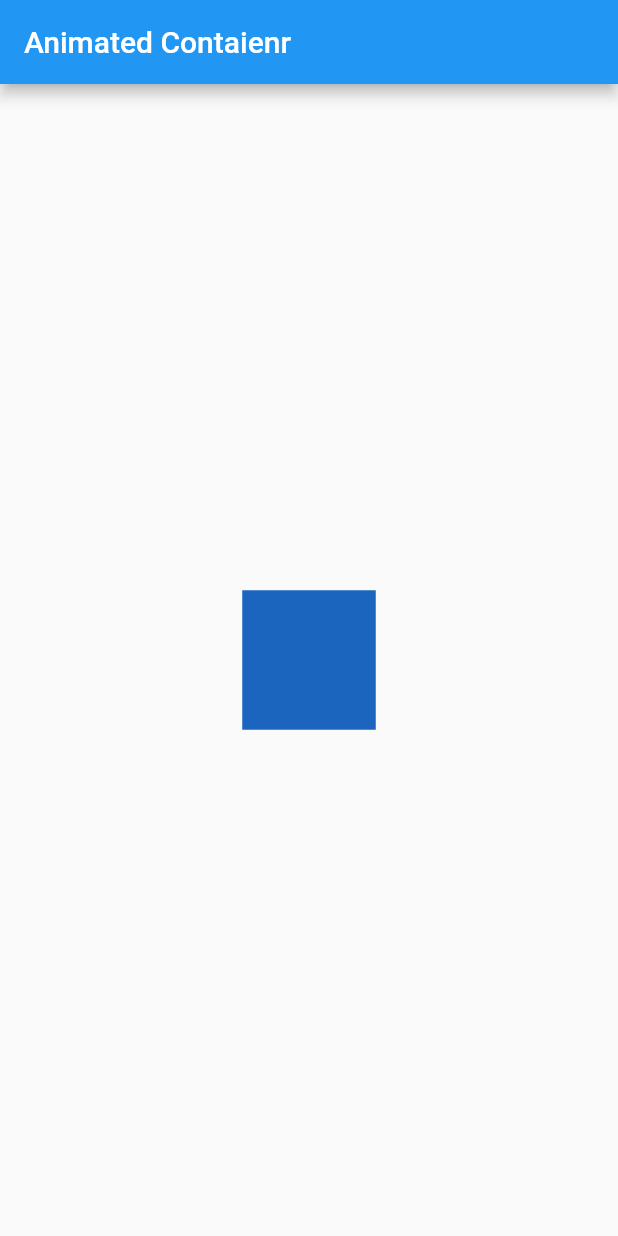
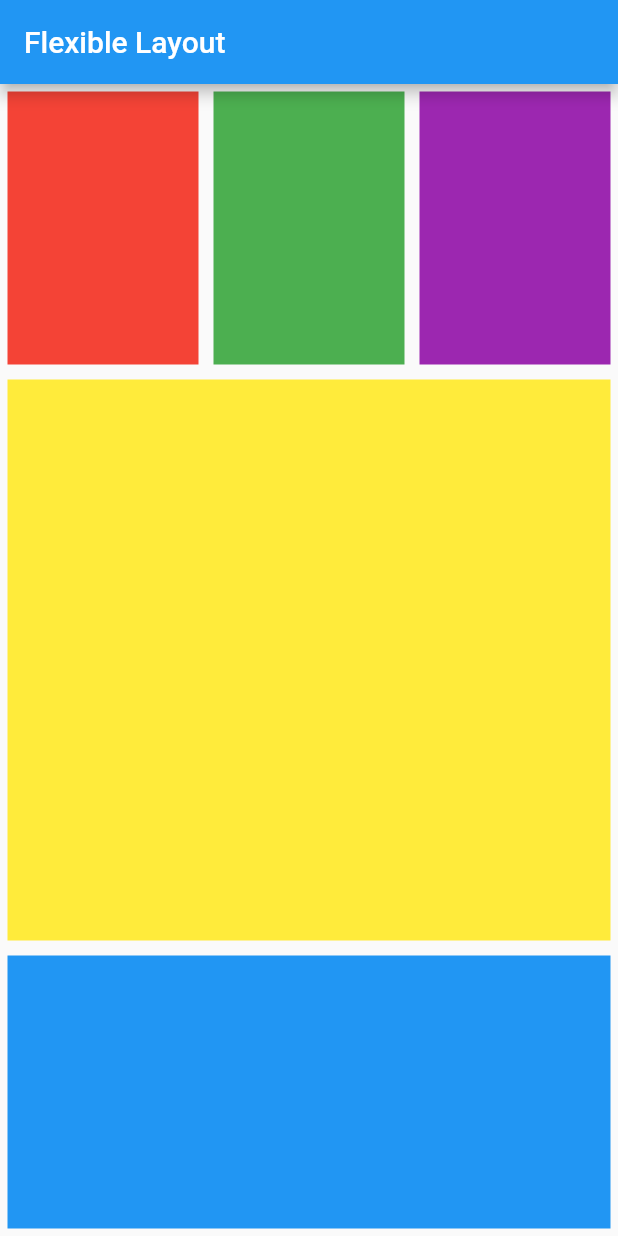
Before and after one commit to yogithesymbian/flutter_basic_to_advance, a Flutter app: the screen it shows after launch, on a phone screen of 412 x 824 dp. Run offline on Flutter 3.47's test engine with Material 2 defaults, Android fonts, the phone set to English and light mode, and no system bars.

Commit message:
FLEXIBLE LAYOUT

```diff
--- a/lib/main.dart
+++ b/lib/main.dart
@@ -4,34 +4,53 @@ import 'package:flutter/material.dart';
 
 void main() => runApp(MyApp());
 
-class MyApp extends StatefulWidget {
-  @override
-  _MyAppState createState() => _MyAppState();
-}
-
-class _MyAppState extends State<MyApp> {
-  Random random = Random();
-
+class MyApp extends StatelessWidget {
   @override
   Widget build(BuildContext context) {
     return MaterialApp(
       home: Scaffold(
         appBar: AppBar(
-          title: Text("Animated Contaienr"),
+          title: Text("Flexible Layout"),
         ),
-        body: Center(
-          child: GestureDetector(
-            onTap: () {
-              setState(() {});
-            },
-            child: AnimatedContainer(
-              color: Color.fromARGB(255, random.nextInt(256),
-                  random.nextInt(256), random.nextInt(256)),
-              duration: Duration(seconds: 1),
-              width: 50.0 + random.nextInt(101),
-              height: 50.0 + random.nextInt(101),
+        body: Column(
+          children: [
+            Flexible(
+              child: Row(
+                children: [
+                  Flexible(
+                      flex: 1,
+                      child: Container(
+                        margin: EdgeInsets.all(5),
+                        color: Colors.red,
+                      )),
+                  Flexible(
+                      flex: 1,
+                      child: Container(
+                        margin: EdgeInsets.all(5),
+                        color: Colors.green,
+                      )),
+                  Flexible(
+                      flex: 1,
+                      child: Container(
+                        margin: EdgeInsets.all(5),
+                        color: Colors.purple,
+                      )),
+                ],
+              ),
             ),
-          ),
+            Flexible(
+                flex: 2,
+                child: Container(
+                  margin: EdgeInsets.all(5),
+                  color: Colors.yellow,
+                )),
+            Flexible(
+                flex: 1,
+                child: Container(
+                  margin: EdgeInsets.all(5),
+                  color: Colors.blue,
+                )),
+          ],
         ),
       ),
     );
```
